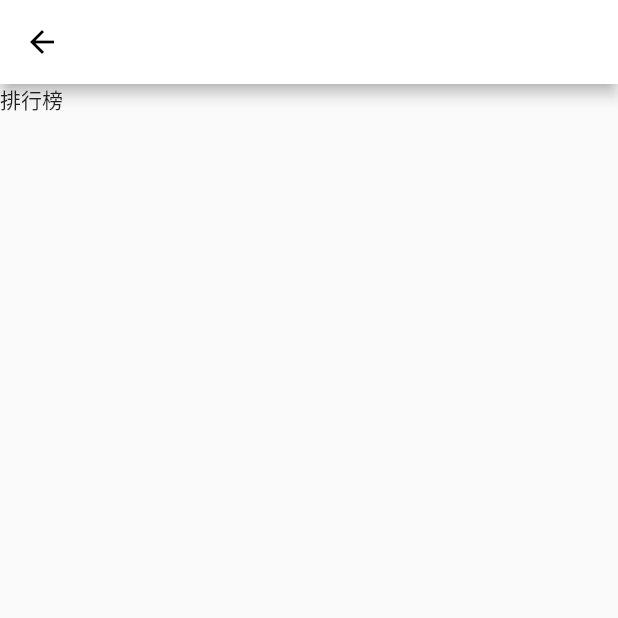
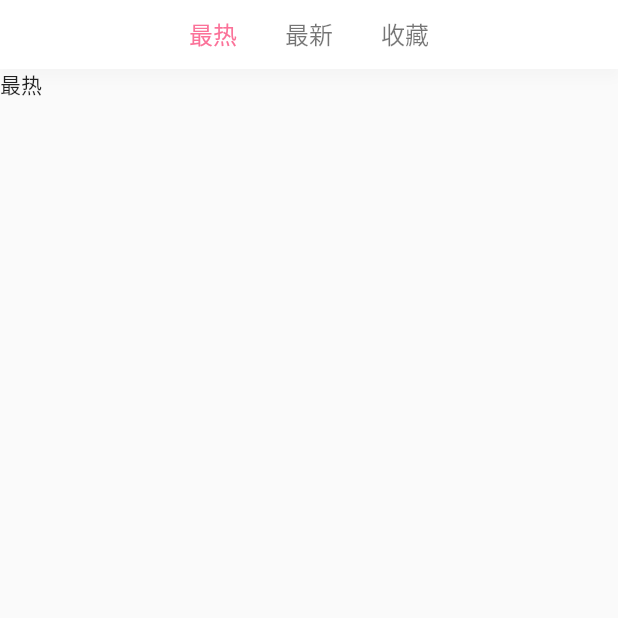
Before and after one commit to Huxiaoyou97/flutterbili, a Flutter app: the RankingPage screen opened directly, on a phone screen of 412 x 824 dp, the top half of it. Run offline on Flutter 3.47's test engine with Material 2 defaults, Android fonts, the phone set to English and light mode, and no system bars; our stand-ins replace cached_network_image, chewie, dio, flutter_swiper, fluttertoast, lottie and 3 more; missing offline and left inert: orientation, underline_indicator; accounts and stored records are empty; network calls fail.

Commit message:
1. 实现排行版雏形 2. 封装阴影方法

```diff
--- a/lib/page/home_page.dart
+++ b/lib/page/home_page.dart
@@ -120,8 +120,9 @@ class _HomePageState extends HIState<HomePage>
               statusStyle: StatusStyle.DARK_CONTENT,
             ),
             Container(
-              color: Colors.white,
+              // color: Colors.white,
               child: _tabBar(),
+              decoration: bottomBoxShadow(),
             ),
             Flexible(
               child: TabBarView(
--- a/lib/page/ranking_page.dart
+++ b/lib/page/ranking_page.dart
@@ -1,7 +1,9 @@
+import 'package:bilibili/util/view_util.dart';
+import 'package:bilibili/widget/hi_tab.dart';
+import 'package:bilibili/widget/navigation_bar.dart';
 import 'package:flutter/material.dart';
 
-
- /// 排行榜
+/// 排行榜
 class RankingPage extends StatefulWidget {
   const RankingPage({Key key}) : super(key: key);
 
@@ -9,14 +11,72 @@ class RankingPage extends StatefulWidget {
   _RankingPageState createState() => _RankingPageState();
 }
 
-class _RankingPageState extends State<RankingPage> {
+class _RankingPageState extends State<RankingPage>
+    with TickerProviderStateMixin {
+  static const TABS = [
+    {"key": "like", "name": "最热"},
+    {"key": "pubdate", "name": "最新"},
+    {"key": "favorite", "name": "收藏"}
+  ];
+
+  TabController _controller;
+
+  @override
+  void initState() {
+    super.initState();
+    _controller = TabController(length: TABS.length, vsync: this);
+  }
+
+  @override
+  void dispose() {
+    _controller.dispose();
+    super.dispose();
+  }
+
   @override
   Widget build(BuildContext context) {
     return Scaffold(
-      appBar: AppBar(),
-      body: Container(
-        child: Text("排行榜"),
+      body: Column(
+        children: [
+          _buildNavigationBar(),
+          _buildTabView(),
+        ],
       ),
     );
   }
+
+  _buildNavigationBar() {
+    return NavigationBar(
+      child: Container(
+        alignment: Alignment.center,
+        child: _tabBar(),
+        decoration: bottomBoxShadow(),
+      ),
+    );
+  }
+
+  _tabBar() {
+    return HiTab(
+      TABS.map<Tab>((tab) {
+        return Tab(
+          text: tab["name"],
+        );
+      }).toList(),
+      fontSize: 16,
+      borderWidth: 3,
+      unselectedLabelColor: Colors.black54,
+      controller: _controller,
+    );
+  }
+
+  _buildTabView() {
+    return Flexible(child: TabBarView(
+      controller: _controller,
+      children: TABS.map((tab) {
+        return Container(
+          child: Text(tab["name"]),
+        );
+      }).toList(),
+    ));
+  }
 }
--- a/lib/util/view_util.dart
+++ b/lib/util/view_util.dart
@@ -81,3 +81,15 @@ SizedBox hiSpace({double height = 1, double width = 1}) {
     width: width,
   );
 }
+
+// 底部阴影
+BoxDecoration bottomBoxShadow() {
+  return BoxDecoration(color: Colors.white, boxShadow: [
+    BoxShadow(
+      color: Colors.grey[100],
+      offset: const Offset(0, 5), // x,y轴偏移
+      blurRadius: 5, // 阴影模糊程度
+      spreadRadius: 1, // 阴影扩散程度
+    )
+  ]);
+}
--- a/lib/widget/video_large_card.dart
+++ b/lib/widget/video_large_card.dart
@@ -126,7 +126,7 @@ class VideoLargeCard extends StatelessWidget {
           ),
         ),
         hiSpace(width: 8),
-        Text(owner.name, style: TextStyle(fontSize: 11, color: Colors.grey))
+        Text(owner.name, style: const TextStyle(fontSize: 11, color: Colors.grey))
       ],
     );
   }
```
